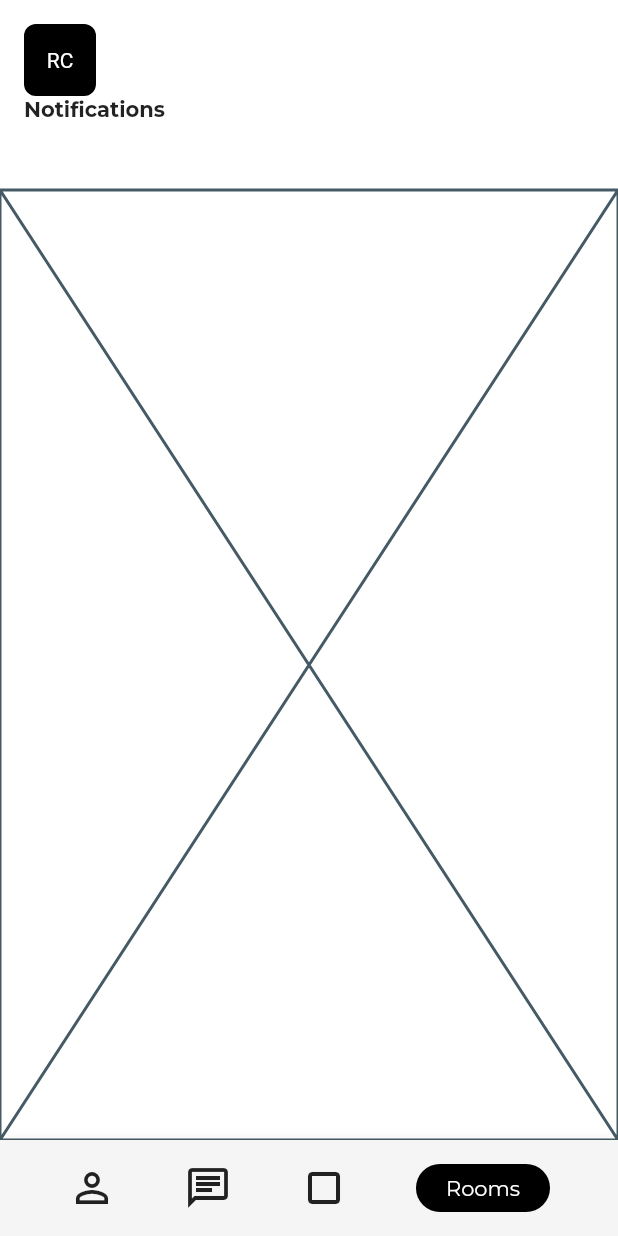
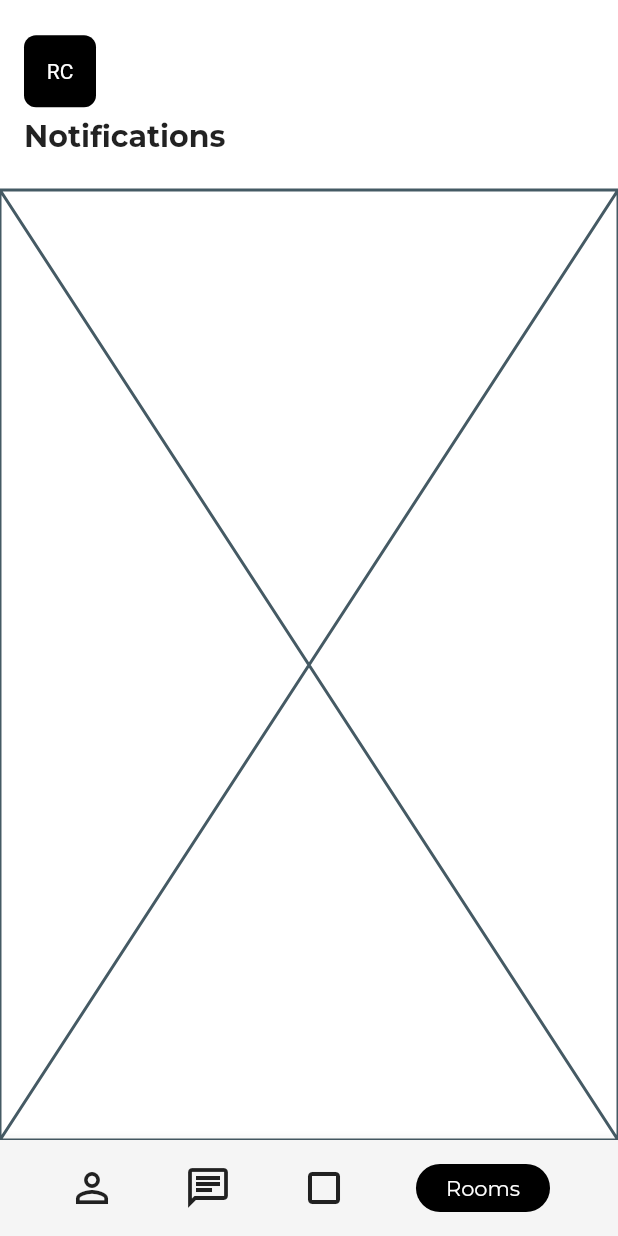
Before and after one commit to JAICHANGPARK/flutter_notebook_8th_story, a Flutter app: the SocialHomePage screen opened by its route, on a phone screen of 412 x 824 dp. Run offline on Flutter 3.47's test engine with Material 2 defaults, Android fonts, the phone set to English and light mode, and no system bars; our stand-ins replace badges, flutter_hooks, google_fonts, hooks_riverpod, state_notifier.

Commit message:
Update social_home_page.dart

```diff
--- a/lib/ep588_social_app/social_home_page.dart
+++ b/lib/ep588_social_app/social_home_page.dart
@@ -20,6 +20,7 @@ class _SocialHomePageState extends State<SocialHomePage> {
                   padding: const EdgeInsets.all(16.0),
                   child: Column(
                     crossAxisAlignment: CrossAxisAlignment.start,
+                    mainAxisAlignment: MainAxisAlignment.spaceEvenly,
                     children: [
                       Row(
                         children: [
@@ -41,7 +42,8 @@ class _SocialHomePageState extends State<SocialHomePage> {
                       ),
                       Text(
                         "Notifications",
-                        style: GoogleFonts.montserrat(fontWeight: FontWeight.bold),
+                        style: GoogleFonts.montserrat(fontWeight: FontWeight.bold,
+                        fontSize: 20),
                       )
                     ],
                   ),
```
